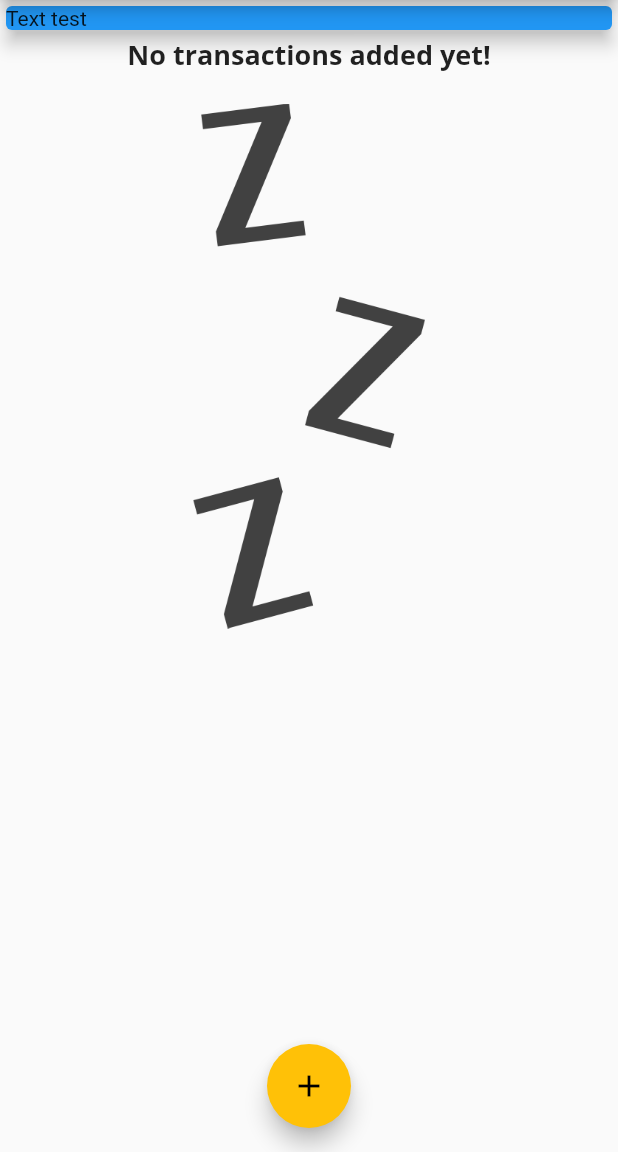
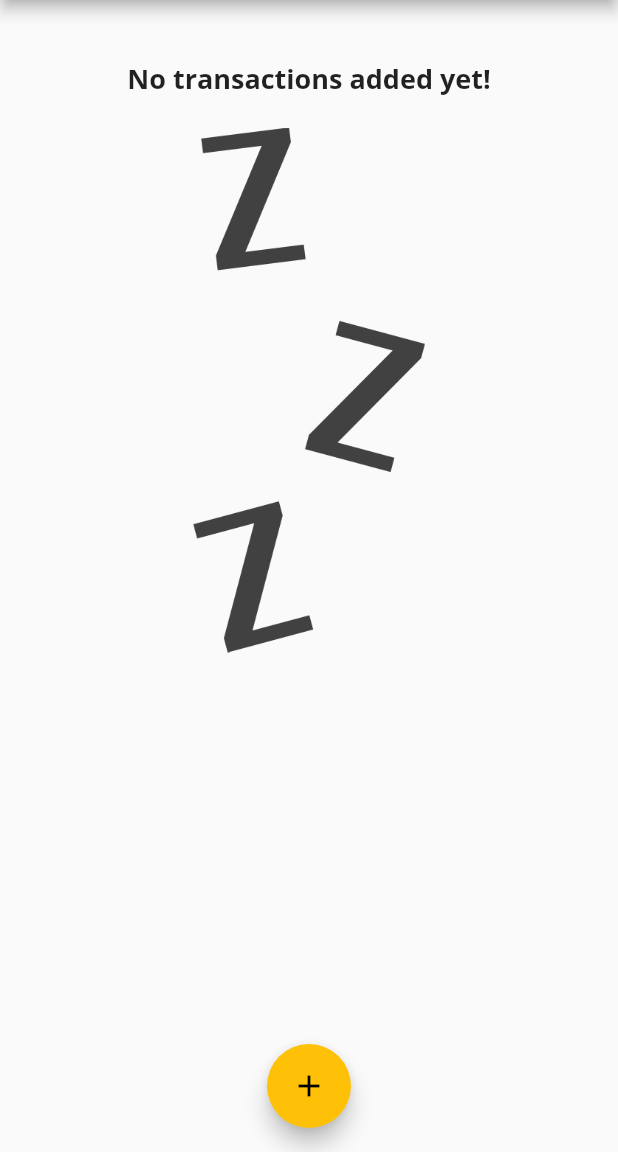
Before and after one commit to Hytro/CashFlow, a Flutter app: the screen it shows after launch, on a phone screen of 412 x 824 dp, the part 84-1236 px from its top. Run offline on Flutter 3.47's test engine with Material 2 defaults, Android fonts, the phone set to English and light mode, and no system bars.

Commit message:
Chart logic implemented

```diff
--- a/lib/main.dart
+++ b/lib/main.dart
@@ -3,6 +3,7 @@
 import './widgets/new_transaction.dart';
 import './widgets/transaction_list.dart';
 import './models/transaction.dart';
+import './widgets/chart.dart';
 
 void main() => runApp(MyApp());
 
@@ -70,6 +71,16 @@
     ), */
   ];
 
+  List<Transaction> get _recentTransaction {
+    return _userTransactions.where((tx) {
+      return tx.date.isAfter(
+        DateTime.now().subtract(
+          Duration(days: 7),
+        ),
+      );
+    }).toList();
+  }
+
   void _addNewTransaction(String titel, int amount) {
     final newTx = Transaction(
       id: DateTime.now().toString(),
@@ -111,14 +122,7 @@
           //mainAxisAlignment: MainAxisAlignment.spaceAround,
           crossAxisAlignment: CrossAxisAlignment.stretch,
           children: <Widget>[
-            Container(
-              width: double.infinity,
-              child: Card(
-                color: Colors.blue,
-                child: Text('Text test'),
-                elevation: 5,
-              ),
-            ),
+            Chart(_recentTransaction),
             TransactionList(_userTransactions),
           ],
         ),
--- /dev/null
+++ b/lib/widgets/chart.dart
@@ -0,0 +1,47 @@
+import 'package:flutter/material.dart';
+import 'package:intl/intl.dart';
+
+import '../models/transaction.dart';
+
+class Chart extends StatelessWidget {
+  final List<Transaction> recentTranscations;
+
+  Chart(this.recentTranscations);
+
+  List<Map<String, Object>> get groupedTranscationValues {
+    return List.generate(7, (index) {
+      final weekDay = DateTime.now().subtract(
+        Duration(days: index),
+      );
+      var totalSum = 0.0;
+
+      for (var i = 0; i < recentTranscations.length; i++) {
+        if (recentTranscations[i].date.day == weekDay.day &&
+            recentTranscations[i].date.month == weekDay.month &&
+            recentTranscations[i].date.year == weekDay.year) {
+          totalSum += recentTranscations[i].amount;
+        }
+      }
+
+      print(DateFormat.E().format(weekDay));
+      print(totalSum);
+
+      return {
+        'day': DateFormat.E().format(weekDay),
+        'amount': totalSum,
+      };
+    });
+  }
+
+  @override
+  Widget build(BuildContext context) {
+    print(groupedTranscationValues);
+    return Card(
+      elevation: 6,
+      margin: EdgeInsets.all(20),
+      child: Row(
+        children: <Widget>[],
+      ),
+    );
+  }
+}
```
